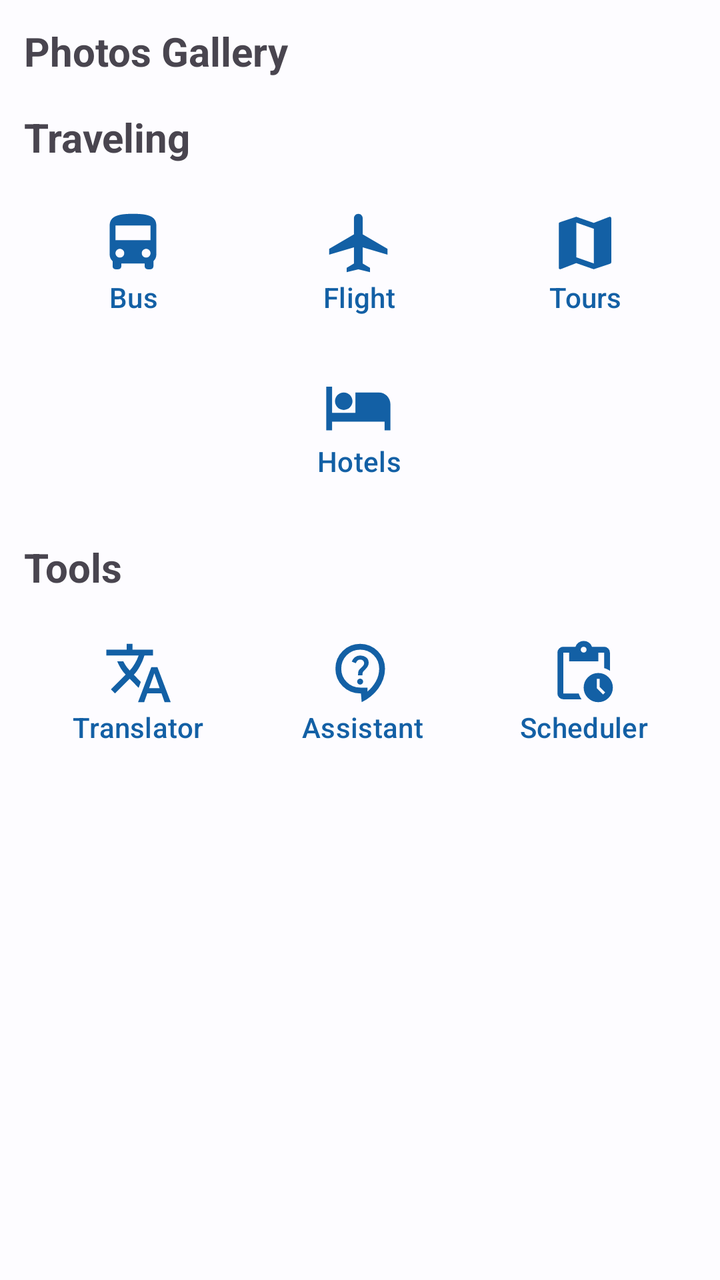
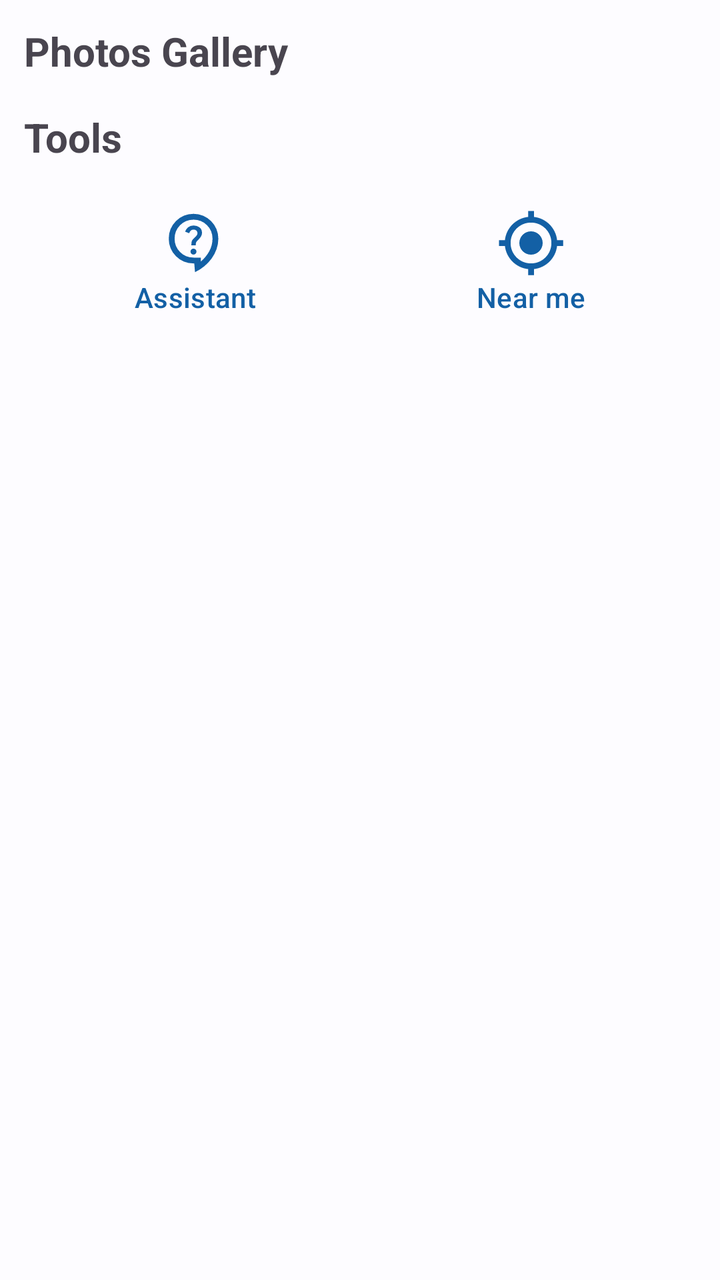

Compare the two renders of this Android layout. The source of the first and the diff that turns it into the second are given below.
<!-- AndroidManifest.xml: application theme Theme.MyApplication -->
<!-- res/layout/mainpage_fragment_home.xml -->
<?xml version="1.0" encoding="utf-8"?>
<androidx.constraintlayout.widget.ConstraintLayout xmlns:android="http://schemas.android.com/apk/res/android"
    xmlns:app="http://schemas.android.com/apk/res-auto"
    xmlns:tools="http://schemas.android.com/tools"
    android:layout_width="match_parent"
    android:layout_height="match_parent"
    android:padding="12dp"
    tools:context=".ui.main.HomeFragment">

    <TextView
        android:id="@+id/textView22"
        android:layout_width="wrap_content"
        android:layout_height="wrap_content"
        android:text="@string/gallery"
        android:textSize="@dimen/main_title_text_size"
        android:textStyle="bold"
        app:layout_constraintStart_toStartOf="@+id/near_you_title"
        app:layout_constraintTop_toTopOf="parent" />

    <androidx.recyclerview.widget.RecyclerView
        android:id="@+id/carousel_recycler_view"
        android:layout_width="match_parent"
        android:layout_height="196dp"
        android:layout_marginTop="8dp"
        android:clipChildren="false"
        android:clipToPadding="false"
        android:transitionName="gallery"
        android:visibility="gone"
        app:layout_constraintTop_toBottomOf="@+id/textView22"
        tools:visibility="visible" />

    <TextView
        android:id="@+id/near_you_title"
        android:layout_width="match_parent"
        android:layout_height="wrap_content"
        android:layout_marginTop="16dp"
        android:text="@string/near_places_label"
        android:textSize="@dimen/main_title_text_size"
        android:textStyle="bold"
        android:visibility="gone"
        app:layout_constraintTop_toBottomOf="@+id/carousel_recycler_view"
        tools:layout_editor_absoluteX="12dp"
        tools:visibility="visible" />

    <androidx.recyclerview.widget.RecyclerView
        android:id="@+id/near_you_card_view_recycler"
        android:layout_width="match_parent"
        android:layout_height="wrap_content"
        android:layout_marginTop="8dp"
        android:clipChildren="false"
        android:clipToPadding="false"
        android:visibility="gone"
        app:layout_constraintTop_toBottomOf="@+id/near_you_title"
        tools:layout_editor_absoluteX="12dp"
        tools:visibility="visible" />

    <TextView
        android:id="@+id/textView"
        android:layout_width="match_parent"
        android:layout_height="wrap_content"
        android:layout_marginTop="16dp"
        android:text="@string/traveling"
        android:textSize="@dimen/main_title_text_size"
        android:textStyle="bold"
        app:layout_constraintTop_toBottomOf="@+id/near_you_card_view_recycler" />

    <GridLayout
        android:id="@+id/gridLayout"
        android:layout_width="match_parent"
        android:layout_height="wrap_content"
        android:layout_marginTop="8dp"

        android:columnCount="3"
        app:layout_constraintTop_toBottomOf="@+id/textView"
        tools:layout_editor_absoluteX="12dp">

        <com.google.android.material.button.MaterialButton
            android:id="@+id/bus_ticket_button"
            style="@style/Widget.Material3.Button.IconButton"
            android:layout_columnWeight="1"
            android:text="@string/bus"
            app:icon="@drawable/baseline_directions_bus_24"
            app:iconGravity="top"
            app:iconSize="35dp" />

        <com.google.android.material.button.MaterialButton
            android:id="@+id/flight_ticket_button"
            style="@style/Widget.Material3.Button.IconButton"
            android:layout_columnWeight="1"
            android:text="@string/flight_tickets"

            app:icon="@drawable/baseline_airplanemode_active_24"
            app:iconGravity="top"
            app:iconSize="35dp" />

        <com.google.android.material.button.MaterialButton
            android:id="@+id/tours_button"
            style="@style/Widget.Material3.Button.IconButton"
            android:layout_columnWeight="1"
            android:text="@string/tours"
            app:icon="@drawable/baseline_map_24"
            app:iconGravity="top"
            app:iconSize="35dp" />

        <com.google.android.material.button.MaterialButton
            android:id="@+id/hotels_button"
            style="@style/Widget.Material3.Button.IconButton"
            android:layout_column="1"
            android:layout_columnWeight="1"
            android:text="@string/hotels"
            app:icon="@drawable/baseline_hotel_24"
            app:iconGravity="top"
            app:iconSize="35dp" />
    </GridLayout>

    <TextView
        android:id="@+id/textView23"
        android:layout_width="match_parent"
        android:layout_height="wrap_content"
        android:layout_marginTop="16dp"
        android:text="@string/tools"
        android:textSize="@dimen/main_title_text_size"
        android:textStyle="bold"
        app:layout_constraintTop_toBottomOf="@+id/gridLayout"
        tools:layout_editor_absoluteX="12dp" />

    <GridLayout
        android:id="@+id/gridLayout2"
        android:layout_width="match_parent"
        android:layout_height="wrap_content"
        android:layout_marginTop="8dp"
        android:columnCount="3"
        app:layout_constraintTop_toBottomOf="@+id/textView23"
        tools:layout_editor_absoluteX="12dp">

        <com.google.android.material.button.MaterialButton
            android:id="@+id/translator_button"
            style="@style/Widget.Material3.Button.IconButton"
            android:layout_width="wrap_content"
            android:layout_height="wrap_content"
            android:layout_columnWeight="1"
            android:layout_weight="1"
            android:text="@string/translator"
            app:icon="@drawable/ic_translate"
            app:iconGravity="top"
            app:iconSize="35dp" />

        <com.google.android.material.button.MaterialButton
            android:id="@+id/assistant_button"
            style="@style/Widget.Material3.Button.IconButton"
            android:layout_width="wrap_content"
            android:layout_height="wrap_content"
            android:layout_columnWeight="1"
            android:layout_weight="1"
            android:text="@string/smart_assistant"
            app:icon="@drawable/ic_assistant"
            app:iconGravity="top"
            app:iconSize="35dp" />

        <com.google.android.material.button.MaterialButton
            android:id="@+id/scheduler_button"
            style="@style/Widget.Material3.Button.IconButton"
            android:layout_width="wrap_content"
            android:layout_height="wrap_content"
            android:layout_columnWeight="1"
            android:layout_weight="1"
            android:text="@string/scheduler"
            app:icon="@drawable/ic_schedule"
            app:iconGravity="top"
            app:iconSize="35dp" />
    </GridLayout>


    
    
    
    
    
    
    
    
    

    
    
    
    
    
    
    
    

    
    
    
    
    
    
    
    
    

    
    
    
    
    
    
    
    

</androidx.constraintlayout.widget.ConstraintLayout>
<!-- resources referenced by this layout -->
<resources>
  <!-- drawable baseline_airplanemode_active_24 (drawable) -->
  <vector xmlns:android="http://schemas.android.com/apk/res/android" android:height="24dp" android:tint="#000000" android:viewportHeight="24" android:viewportWidth="24" android:width="24dp">
        
      <path android:fillColor="@android:color/white" android:pathData="M22,16v-2l-8.5,-5V3.5C13.5,2.67 12.83,2 12,2s-1.5,0.67 -1.5,1.5V9L2,14v2l8.5,-2.5V19L8,20.5L8,22l4,-1l4,1l0,-1.5L13.5,19v-5.5L22,16z"/>
      
  </vector>
  <!-- drawable baseline_directions_bus_24 (drawable) -->
  <vector xmlns:android="http://schemas.android.com/apk/res/android" android:height="24dp" android:tint="#000000" android:viewportHeight="24" android:viewportWidth="24" android:width="24dp">
        
      <path android:fillColor="@android:color/white" android:pathData="M4,16c0,0.88 0.39,1.67 1,2.22L5,20c0,0.55 0.45,1 1,1h1c0.55,0 1,-0.45 1,-1v-1h8v1c0,0.55 0.45,1 1,1h1c0.55,0 1,-0.45 1,-1v-1.78c0.61,-0.55 1,-1.34 1,-2.22L20,6c0,-3.5 -3.58,-4 -8,-4s-8,0.5 -8,4v10zM7.5,17c-0.83,0 -1.5,-0.67 -1.5,-1.5S6.67,14 7.5,14s1.5,0.67 1.5,1.5S8.33,17 7.5,17zM16.5,17c-0.83,0 -1.5,-0.67 -1.5,-1.5s0.67,-1.5 1.5,-1.5 1.5,0.67 1.5,1.5 -0.67,1.5 -1.5,1.5zM18,11L6,11L6,6h12v5z"/>
      
  </vector>
  <!-- drawable baseline_hotel_24 (drawable) -->
  <vector xmlns:android="http://schemas.android.com/apk/res/android" android:height="24dp" android:tint="#000000" android:viewportHeight="24" android:viewportWidth="24" android:width="24dp">
        
      <path android:fillColor="@android:color/white" android:pathData="M7,13c1.66,0 3,-1.34 3,-3S8.66,7 7,7s-3,1.34 -3,3 1.34,3 3,3zM19,7h-8v7L3,14L3,5L1,5v15h2v-3h18v3h2v-9c0,-2.21 -1.79,-4 -4,-4z"/>
      
  </vector>
  <!-- drawable baseline_map_24 (drawable) -->
  <vector android:height="24dp"
      android:viewportHeight="24" android:viewportWidth="24"
      android:width="24dp" xmlns:android="http://schemas.android.com/apk/res/android">
      <path android:fillColor="@android:color/white" android:pathData="M20.5,3l-0.16,0.03L15,5.1 9,3 3.36,4.9c-0.21,0.07 -0.36,0.25 -0.36,0.48V20.5c0,0.28 0.22,0.5 0.5,0.5l0.16,-0.03L9,18.9l6,2.1 5.64,-1.9c0.21,-0.07 0.36,-0.25 0.36,-0.48V3.5c0,-0.28 -0.22,-0.5 -0.5,-0.5zM15,19l-6,-2.11V5l6,2.11V19z"/>
  </vector>
  <!-- drawable ic_schedule (drawable) -->
  <vector xmlns:android="http://schemas.android.com/apk/res/android"
      android:width="24dp"
      android:height="24dp"
      android:viewportWidth="960"
      android:viewportHeight="960">
    <path
        android:pathData="M680,880q-83,0 -141.5,-58.5T480,680q0,-83 58.5,-141.5T680,480q83,0 141.5,58.5T880,680q0,83 -58.5,141.5T680,880ZM747,775 L775,747 700,672v-112h-40v128l87,87ZM200,840q-33,0 -56.5,-23.5T120,760v-560q0,-33 23.5,-56.5T200,120h167q11,-35 43,-57.5t70,-22.5q40,0 71.5,22.5T594,120h166q33,0 56.5,23.5T840,200v250q-18,-13 -38,-22t-42,-16v-212h-80v120L280,320v-120h-80v560h212q7,22 16,42t22,38L200,840ZM480,200q17,0 28.5,-11.5T520,160q0,-17 -11.5,-28.5T480,120q-17,0 -28.5,11.5T440,160q0,17 11.5,28.5T480,200Z"
        android:fillColor="#e8eaed"/>
  </vector>
  <!-- drawable ic_translate (drawable) -->
  <vector xmlns:android="http://schemas.android.com/apk/res/android"
      android:width="24dp"
      android:height="24dp"
      android:viewportWidth="960"
      android:viewportHeight="960">
    <path
        android:pathData="m476,880 l182,-480h84L924,880h-84l-43,-122L603,758L560,880h-84ZM160,760l-56,-56 202,-202q-35,-35 -63.5,-80T190,320h84q20,39 40,68t48,58q33,-33 68.5,-92.5T484,240L40,240v-80h280v-80h80v80h280v80L564,240q-21,72 -63,148t-83,116l96,98 -30,82 -122,-125 -202,201ZM628,688h144l-72,-204 -72,204Z"
        android:fillColor="#e8eaed"/>
  </vector>
  <string name="bus">Bus</string>
  <string name="flight_tickets">Flight</string>
  <string name="gallery">Photos Gallery</string>
  <string name="hotels">Hotels</string>
  <string name="scheduler">Scheduler</string>
  <string name="tools">Tools</string>
  <string name="tours">Tours</string>
  <string name="translator">Translator</string>
  <string name="traveling">Traveling</string>
  <!-- unchanged entries left out for length: 32 -->
</resources>

<!-- the commit's change to res/layout/mainpage_fragment_home.xml (unified diff, before → after) -->
@@ -55,65 +55,6 @@
         tools:visibility="visible" />
 
     <TextView
-        android:id="@+id/textView"
-        android:layout_width="match_parent"
-        android:layout_height="wrap_content"
-        android:layout_marginTop="16dp"
-        android:text="@string/traveling"
-        android:textSize="@dimen/main_title_text_size"
-        android:textStyle="bold"
-        app:layout_constraintTop_toBottomOf="@+id/near_you_card_view_recycler" />
-
-    <GridLayout
-        android:id="@+id/gridLayout"
-        android:layout_width="match_parent"
-        android:layout_height="wrap_content"
-        android:layout_marginTop="8dp"
-
-        android:columnCount="3"
-        app:layout_constraintTop_toBottomOf="@+id/textView"
-        tools:layout_editor_absoluteX="12dp">
-
-        <com.google.android.material.button.MaterialButton
-            android:id="@+id/bus_ticket_button"
-            style="@style/Widget.Material3.Button.IconButton"
-            android:layout_columnWeight="1"
-            android:text="@string/bus"
-            app:icon="@drawable/baseline_directions_bus_24"
-            app:iconGravity="top"
-            app:iconSize="35dp" />
-
-        <com.google.android.material.button.MaterialButton
-            android:id="@+id/flight_ticket_button"
-            style="@style/Widget.Material3.Button.IconButton"
-            android:layout_columnWeight="1"
-            android:text="@string/flight_tickets"
-
-            app:icon="@drawable/baseline_airplanemode_active_24"
-            app:iconGravity="top"
-            app:iconSize="35dp" />
-
-        <com.google.android.material.button.MaterialButton
-            android:id="@+id/tours_button"
-            style="@style/Widget.Material3.Button.IconButton"
-            android:layout_columnWeight="1"
-            android:text="@string/tours"
-            app:icon="@drawable/baseline_map_24"
-            app:iconGravity="top"
-            app:iconSize="35dp" />
-
-        <com.google.android.material.button.MaterialButton
-            android:id="@+id/hotels_button"
-            style="@style/Widget.Material3.Button.IconButton"
-            android:layout_column="1"
-            android:layout_columnWeight="1"
-            android:text="@string/hotels"
-            app:icon="@drawable/baseline_hotel_24"
-            app:iconGravity="top"
-            app:iconSize="35dp" />
-    </GridLayout>
-
-    <TextView
         android:id="@+id/textView23"
         android:layout_width="match_parent"
         android:layout_height="wrap_content"
@@ -121,8 +62,7 @@
         android:text="@string/tools"
         android:textSize="@dimen/main_title_text_size"
         android:textStyle="bold"
-        app:layout_constraintTop_toBottomOf="@+id/gridLayout"
-        tools:layout_editor_absoluteX="12dp" />
+        app:layout_constraintTop_toBottomOf="@+id/near_you_card_view_recycler" />
 
     <GridLayout
         android:id="@+id/gridLayout2"
@@ -133,17 +73,6 @@
         app:layout_constraintTop_toBottomOf="@+id/textView23"
         tools:layout_editor_absoluteX="12dp">
 
-        <com.google.android.material.button.MaterialButton
-            android:id="@+id/translator_button"
-            style="@style/Widget.Material3.Button.IconButton"
-            android:layout_width="wrap_content"
-            android:layout_height="wrap_content"
-            android:layout_columnWeight="1"
-            android:layout_weight="1"
-            android:text="@string/translator"
-            app:icon="@drawable/ic_translate"
-            app:iconGravity="top"
-            app:iconSize="35dp" />
 
         <com.google.android.material.button.MaterialButton
             android:id="@+id/assistant_button"
@@ -158,14 +87,14 @@
             app:iconSize="35dp" />
 
         <com.google.android.material.button.MaterialButton
-            android:id="@+id/scheduler_button"
+            android:id="@+id/realtime_button"
             style="@style/Widget.Material3.Button.IconButton"
             android:layout_width="wrap_content"
             android:layout_height="wrap_content"
             android:layout_columnWeight="1"
             android:layout_weight="1"
-            android:text="@string/scheduler"
-            app:icon="@drawable/ic_schedule"
+            android:text="@string/near_me"
+            app:icon="@drawable/baseline_my_location_24"
             app:iconGravity="top"
             app:iconSize="35dp" />
     </GridLayout>
<!-- resource entries referenced after the edit -->
@@ -1,58 +1,14 @@
 <!-- resources referenced by this layout -->
 <resources>
-  <!-- drawable baseline_airplanemode_active_24 (drawable) -->
+  <!-- drawable baseline_my_location_24 (drawable) -->
   <vector xmlns:android="http://schemas.android.com/apk/res/android" android:height="24dp" android:tint="#000000" android:viewportHeight="24" android:viewportWidth="24" android:width="24dp">
         
-      <path android:fillColor="@android:color/white" android:pathData="M22,16v-2l-8.5,-5V3.5C13.5,2.67 12.83,2 12,2s-1.5,0.67 -1.5,1.5V9L2,14v2l8.5,-2.5V19L8,20.5L8,22l4,-1l4,1l0,-1.5L13.5,19v-5.5L22,16z"/>
+      <path android:fillColor="@android:color/white" android:pathData="M12,8c-2.21,0 -4,1.79 -4,4s1.79,4 4,4 4,-1.79 4,-4 -1.79,-4 -4,-4zM20.94,11c-0.46,-4.17 -3.77,-7.48 -7.94,-7.94L13,1h-2v2.06C6.83,3.52 3.52,6.83 3.06,11L1,11v2h2.06c0.46,4.17 3.77,7.48 7.94,7.94L11,23h2v-2.06c4.17,-0.46 7.48,-3.77 7.94,-7.94L23,13v-2h-2.06zM12,19c-3.87,0 -7,-3.13 -7,-7s3.13,-7 7,-7 7,3.13 7,7 -3.13,7 -7,7z"/>
       
   </vector>
-  <!-- drawable baseline_directions_bus_24 (drawable) -->
-  <vector xmlns:android="http://schemas.android.com/apk/res/android" android:height="24dp" android:tint="#000000" android:viewportHeight="24" android:viewportWidth="24" android:width="24dp">
-        
-      <path android:fillColor="@android:color/white" android:pathData="M4,16c0,0.88 0.39,1.67 1,2.22L5,20c0,0.55 0.45,1 1,1h1c0.55,0 1,-0.45 1,-1v-1h8v1c0,0.55 0.45,1 1,1h1c0.55,0 1,-0.45 1,-1v-1.78c0.61,-0.55 1,-1.34 1,-2.22L20,6c0,-3.5 -3.58,-4 -8,-4s-8,0.5 -8,4v10zM7.5,17c-0.83,0 -1.5,-0.67 -1.5,-1.5S6.67,14 7.5,14s1.5,0.67 1.5,1.5S8.33,17 7.5,17zM16.5,17c-0.83,0 -1.5,-0.67 -1.5,-1.5s0.67,-1.5 1.5,-1.5 1.5,0.67 1.5,1.5 -0.67,1.5 -1.5,1.5zM18,11L6,11L6,6h12v5z"/>
-      
-  </vector>
-  <!-- drawable baseline_hotel_24 (drawable) -->
-  <vector xmlns:android="http://schemas.android.com/apk/res/android" android:height="24dp" android:tint="#000000" android:viewportHeight="24" android:viewportWidth="24" android:width="24dp">
-        
-      <path android:fillColor="@android:color/white" android:pathData="M7,13c1.66,0 3,-1.34 3,-3S8.66,7 7,7s-3,1.34 -3,3 1.34,3 3,3zM19,7h-8v7L3,14L3,5L1,5v15h2v-3h18v3h2v-9c0,-2.21 -1.79,-4 -4,-4z"/>
-      
-  </vector>
-  <!-- drawable baseline_map_24 (drawable) -->
-  <vector android:height="24dp"
-      android:viewportHeight="24" android:viewportWidth="24"
-      android:width="24dp" xmlns:android="http://schemas.android.com/apk/res/android">
-      <path android:fillColor="@android:color/white" android:pathData="M20.5,3l-0.16,0.03L15,5.1 9,3 3.36,4.9c-0.21,0.07 -0.36,0.25 -0.36,0.48V20.5c0,0.28 0.22,0.5 0.5,0.5l0.16,-0.03L9,18.9l6,2.1 5.64,-1.9c0.21,-0.07 0.36,-0.25 0.36,-0.48V3.5c0,-0.28 -0.22,-0.5 -0.5,-0.5zM15,19l-6,-2.11V5l6,2.11V19z"/>
-  </vector>
-  <!-- drawable ic_schedule (drawable) -->
-  <vector xmlns:android="http://schemas.android.com/apk/res/android"
-      android:width="24dp"
-      android:height="24dp"
-      android:viewportWidth="960"
-      android:viewportHeight="960">
-    <path
-        android:pathData="M680,880q-83,0 -141.5,-58.5T480,680q0,-83 58.5,-141.5T680,480q83,0 141.5,58.5T880,680q0,83 -58.5,141.5T680,880ZM747,775 L775,747 700,672v-112h-40v128l87,87ZM200,840q-33,0 -56.5,-23.5T120,760v-560q0,-33 23.5,-56.5T200,120h167q11,-35 43,-57.5t70,-22.5q40,0 71.5,22.5T594,120h166q33,0 56.5,23.5T840,200v250q-18,-13 -38,-22t-42,-16v-212h-80v120L280,320v-120h-80v560h212q7,22 16,42t22,38L200,840ZM480,200q17,0 28.5,-11.5T520,160q0,-17 -11.5,-28.5T480,120q-17,0 -28.5,11.5T440,160q0,17 11.5,28.5T480,200Z"
-        android:fillColor="#e8eaed"/>
-  </vector>
-  <!-- drawable ic_translate (drawable) -->
-  <vector xmlns:android="http://schemas.android.com/apk/res/android"
-      android:width="24dp"
-      android:height="24dp"
-      android:viewportWidth="960"
-      android:viewportHeight="960">
-    <path
-        android:pathData="m476,880 l182,-480h84L924,880h-84l-43,-122L603,758L560,880h-84ZM160,760l-56,-56 202,-202q-35,-35 -63.5,-80T190,320h84q20,39 40,68t48,58q33,-33 68.5,-92.5T484,240L40,240v-80h280v-80h80v80h280v80L564,240q-21,72 -63,148t-83,116l96,98 -30,82 -122,-125 -202,201ZM628,688h144l-72,-204 -72,204Z"
-        android:fillColor="#e8eaed"/>
-  </vector>
-  <string name="bus">Bus</string>
-  <string name="flight_tickets">Flight</string>
   <string name="gallery">Photos Gallery</string>
-  <string name="hotels">Hotels</string>
-  <string name="scheduler">Scheduler</string>
+  <string name="near_me">Near me</string>
   <string name="tools">Tools</string>
-  <string name="tours">Tours</string>
-  <string name="translator">Translator</string>
-  <string name="traveling">Traveling</string>
   <!-- unchanged entries left out for length: 32 -->
 </resources>
 
